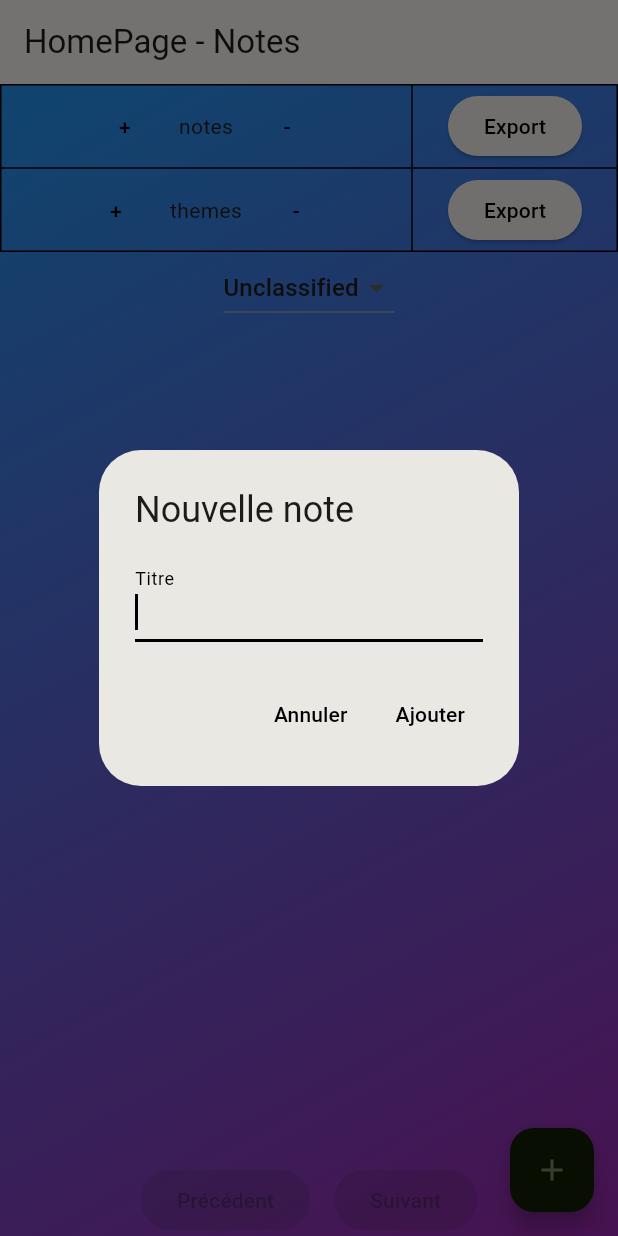
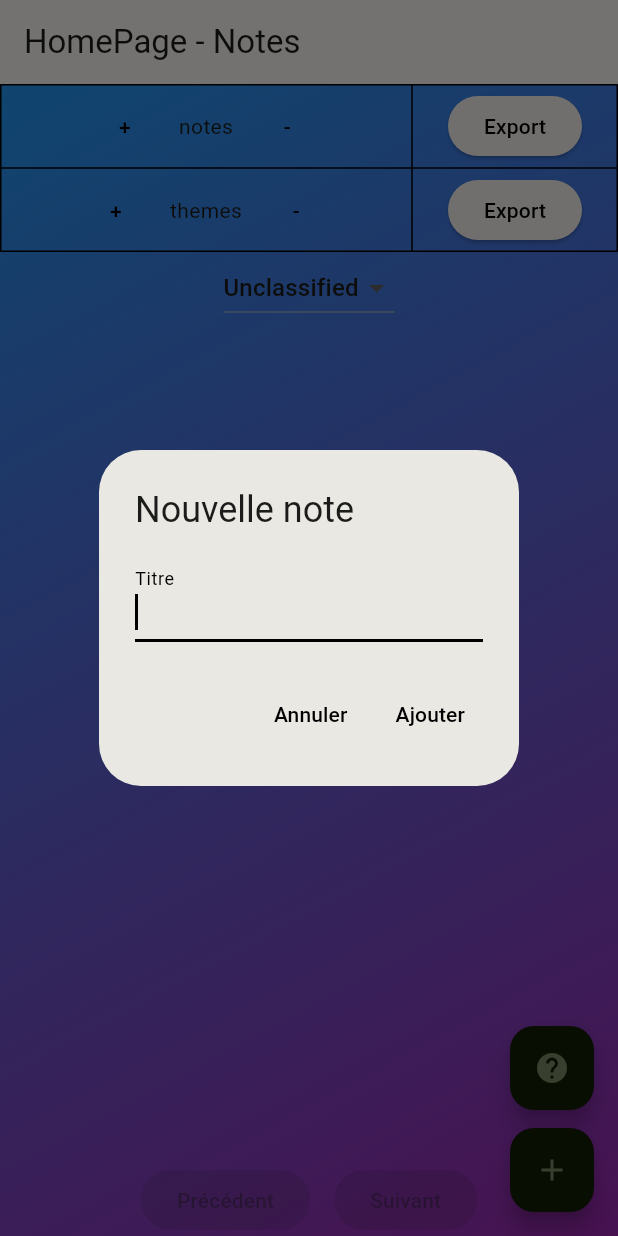
Before and after one commit to seifer9almasy/notes_theme, a Flutter app: the screen it shows after launch, after a tap on the "add" icon, on a phone screen of 412 x 824 dp. Run offline on Flutter 3.47's test engine with Material 3 defaults, Android fonts, the light colour scheme and no system bars; our stand-ins replace sqflite; accounts and stored records are empty.

Commit message:
add a help section

```diff
--- a/lib/homepage.dart
+++ b/lib/homepage.dart
@@ -386,10 +386,41 @@ class _MyHomePageState extends State<MyHomePage> {
           ],
         ),
       ),
-      floatingActionButton: FloatingActionButton(
-        onPressed: addNote,
-        child: Icon(Icons.add),
-        tooltip: "Créer une note",
+      floatingActionButton: Column(
+        mainAxisSize: MainAxisSize.min,
+        children: [
+          FloatingActionButton(
+            heroTag: 'help',
+            onPressed: () {
+              showDialog(
+                context: context,
+                builder: (context) => AlertDialog(
+                  title: Text('Aide'),
+                  content: Text(
+                    'Pour ajouter une note, cliquez sur le bouton +.\n'
+                    'Utilisez les menus pour gérer les thèmes et exporter vos données.\n'
+                    'Appuyez sur une note pour la modifier.',
+                  ),
+                  actions: [
+                    TextButton(
+                      onPressed: () => Navigator.pop(context),
+                      child: Text('Fermer'),
+                    ),
+                  ],
+                ),
+              );
+            },
+            tooltip: 'Aide',
+            child: Icon(Icons.help),
+          ),
+          SizedBox(height: 12),
+          FloatingActionButton(
+            heroTag: 'add',
+            onPressed: addNote,
+            tooltip: "Créer une note",
+            child: Icon(Icons.add),
+          ),
+        ],
       ),
     );
   }
--- a/lib/main.dart
+++ b/lib/main.dart
@@ -1,9 +1,15 @@
 import 'package:flutter/material.dart';
+import 'package:flutter/services.dart';
 
 import 'homepage.dart';
 import 'theme.dart';
 
-void main() {
+void main() async {
+  WidgetsFlutterBinding.ensureInitialized();
+  await SystemChrome.setPreferredOrientations([
+    DeviceOrientation.portraitUp,
+    DeviceOrientation.portraitDown,
+  ]);
   runApp(const MyApp());
 }
 
```
